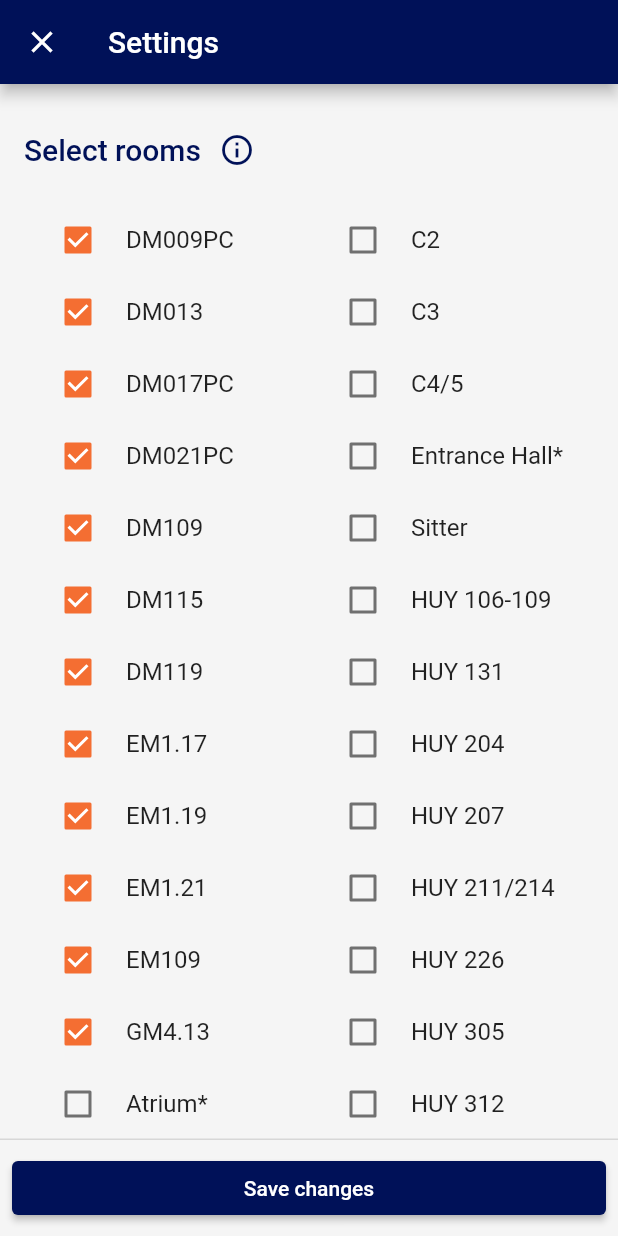
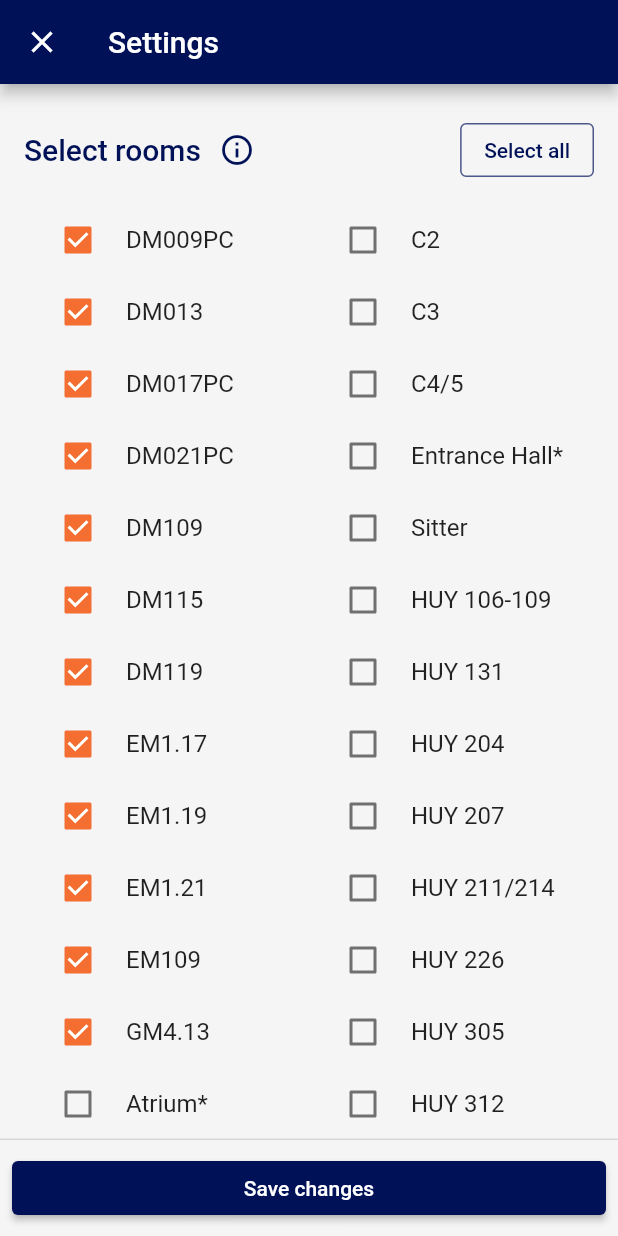
Before and after one commit to flora-gr/gorlaeus_bookings, a Flutter app: the screen it shows after launch, after a tap on "Adjust search settings", on a phone screen of 412 x 824 dp. Run offline on Flutter 3.47's test engine with Material 2 defaults, Android fonts, the phone set to English and light mode, and no system bars; our stand-ins replace equatable, flutter_bloc, get_it, shared_preferences, syncfusion_flutter_datagrid; generated files the repository leaves out were written again; network calls fail.

Commit message:
Add select all button (#23)
* Prevent overflow

* Remove unused manifests

* Fix dutch text

* Add monochrome app icon

* Add select all / deselect all on Settings

```diff
--- a/lib/l10n/app_en.arb
+++ b/lib/l10n/app_en.arb
@@ -49,6 +49,8 @@
   "timeBlockInformation": " from {timeBlock}",
   "settingsPageTitle": "Settings",
   "selectRoomsTitle": "Select rooms",
+  "selectAll": "Select all",
+  "deselectAll": "Deselect all",
   "selectRoomsInfoI": "Selected rooms will be shown in the \"Booking overview\", and will be suggested in \"Find an available room now\".",
   "favouriteRoomTitle": "Favourite room",
   "favouriteRoomCannotDeselect": "You can\"t deselect your favourite room.",
--- a/lib/l10n/app_nl.arb
+++ b/lib/l10n/app_nl.arb
@@ -10,7 +10,7 @@
   "disclaimerDialogTitle": "Disclaimer",
   "disclaimerDialogText1": "Deze app gebruikt de website ",
   "disclaimerDialogText2": "https://zrs.leidenuniv.nl",
-  "disclaimerDialogText3": " om reserveringen op te halen maar is niet officieel gelieerd aan Universiteit Leiden. Het is een hobbyproject en hoewel alles naar beste vermogen is gemaakt, kunnen fouten voorkomen. Gebruik van het reserveringssysteem via deze app is voor eigen risico.\n\nSuggesties, bugs of andere feedback kunnen worden ",
+  "disclaimerDialogText3": " om reserveringen op te halen maar is niet officieel gelieerd aan Universiteit Leiden. Het is een hobbyproject en hoewel alles naar beste vermogen is gemaakt, kunnen fouten voorkomen. Gebruik van het reserveringssysteem via deze app is op eigen risico.\n\nSuggesties, bugs of andere feedback kunnen worden ",
   "disclaimerDialogText4": "gemaild",
   "disclaimerDialogText5": " of als 'issue' worden aangekaart bij onze ",
   "disclaimerDialogText6": "GitHub repository",
@@ -49,6 +49,8 @@
   "timeBlockInformation": " van {timeBlock}",
   "settingsPageTitle": "Instellingen",
   "selectRoomsTitle": "Selecteer zalen",
+  "selectAll": "Alles selecteren",
+  "deselectAll": "Alles deselecteren",
   "selectRoomsInfoI": "Geselecteerde zalen worden getoond in het \"Reserveringsoverzicht\" en kunnen worden gesuggereerd bij \"Zoek nu een beschikbare zaal\".",
   "favouriteRoomTitle": "Favoriete zaal",
   "favouriteRoomCannotDeselect": "Je kan je favoriete zaal niet deselecteren.",
--- a/lib/modules/home/home_page.dart
+++ b/lib/modules/home/home_page.dart
@@ -249,7 +249,8 @@ class _HomePageState extends State<HomePage> {
           mainAxisAlignment: MainAxisAlignment.center,
           children: <Widget>[
             const Icon(Icons.check_box_outlined),
-            Padding(
+            Flexible(
+              child: Padding(
                 padding: Styles.horizontalPadding8,
                 child: Text(
                   AppLocalizations.of(context).adjustSettingsButton,
@@ -259,6 +260,7 @@ class _HomePageState extends State<HomePage> {
                       ),
                 ),
               ),
+            ),
           ],
         ),
       ),
--- a/lib/modules/settings/bloc/settings_bloc.dart
+++ b/lib/modules/settings/bloc/settings_bloc.dart
@@ -21,6 +21,10 @@ class SettingsBloc extends Bloc<SettingsEvent, SettingsState> {
         (SettingsFavouriteSelectionChangedEvent event,
                 Emitter<SettingsState> emit) =>
             emit(_handleFavouriteSelectionChangedEvent(event)));
+    on<SettingsAllRoomsSelectionChangedEvent>(
+        (SettingsAllRoomsSelectionChangedEvent event,
+                Emitter<SettingsState> emit) =>
+            emit(_handleAllRoomsSelectionChangedEvent()));
     on<SettingsSaveEvent>(
         (SettingsSaveEvent event, Emitter<SettingsState> emit) =>
             _handleSettingsSaveEvent());
@@ -63,6 +67,16 @@ class SettingsBloc extends Bloc<SettingsEvent, SettingsState> {
     );
   }
 
+  SettingsState _handleAllRoomsSelectionChangedEvent() {
+    final SettingsReadyState currentState = (state as SettingsReadyState);
+    final Iterable<String> currentSelectedRooms = currentState.selectedRooms;
+    if (currentSelectedRooms.length == Rooms.all.length) {
+      return currentState.copyWith(selectedRooms: <String>[]);
+    } else {
+      return currentState.copyWith(selectedRooms: Rooms.all);
+    }
+  }
+
   void _handleSettingsSaveEvent() {
     final SettingsReadyState currentState = (state as SettingsReadyState);
     final Iterable<String> hiddenRooms = Rooms.all.whereNot((String room) =>
--- a/lib/modules/settings/bloc/settings_event.dart
+++ b/lib/modules/settings/bloc/settings_event.dart
@@ -35,6 +35,13 @@ class SettingsFavouriteSelectionChangedEvent extends SettingsEvent {
   List<Object?> get props => <Object?>[room];
 }
 
+class SettingsAllRoomsSelectionChangedEvent extends SettingsEvent {
+  const SettingsAllRoomsSelectionChangedEvent();
+
+  @override
+  List<Object?> get props => <Object?>[];
+}
+
 class SettingsSaveEvent extends SettingsEvent {
   const SettingsSaveEvent();
 
--- a/lib/modules/settings/settings_page.dart
+++ b/lib/modules/settings/settings_page.dart
@@ -87,9 +87,24 @@ class _SettingsPageState extends State<SettingsPage> {
     final Iterable<String> secondHalfOfRooms =
         Rooms.all.toList().getRange(halfRoomCount, Rooms.all.length);
     return <Widget>[
-      _buildHeaderWithInfoI(
-        title: AppLocalizations.of(context).selectRoomsTitle,
-        dialogText: AppLocalizations.of(context).selectRoomsInfoI,
+      OverflowBar(
+        alignment: MainAxisAlignment.spaceBetween,
+        children: <Widget>[
+          _buildHeaderWithInfoI(
+            title: AppLocalizations.of(context).selectRoomsTitle,
+            dialogText: AppLocalizations.of(context).selectRoomsInfoI,
+          ),
+          OutlinedButton(
+            onPressed: () => _bloc.add(
+              const SettingsAllRoomsSelectionChangedEvent(),
+            ),
+            child: Text(
+              state.selectedRooms.length == Rooms.all.length
+                  ? AppLocalizations.of(context).deselectAll
+                  : AppLocalizations.of(context).selectAll,
+            ),
+          ),
+        ],
       ),
       Padding(
         padding: Styles.topPadding12,
@@ -246,6 +261,7 @@ class _SettingsPageState extends State<SettingsPage> {
     required String dialogText,
   }) {
     return Row(
+      mainAxisSize: MainAxisSize.min,
       children: <Widget>[
         Text(
           title,
```
Also changed, not shown: 4 other files. Lines whose indentation alone changed are shown as unchanged.
